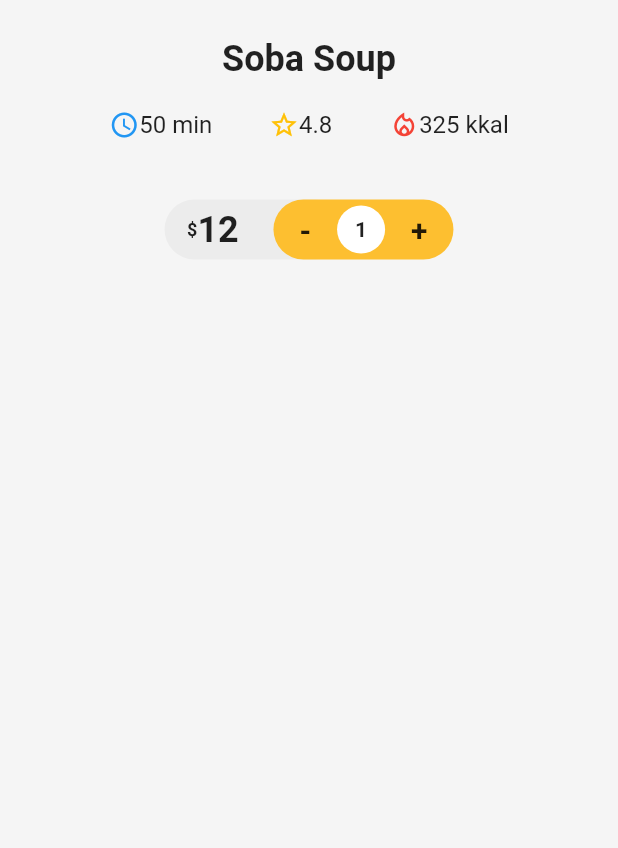
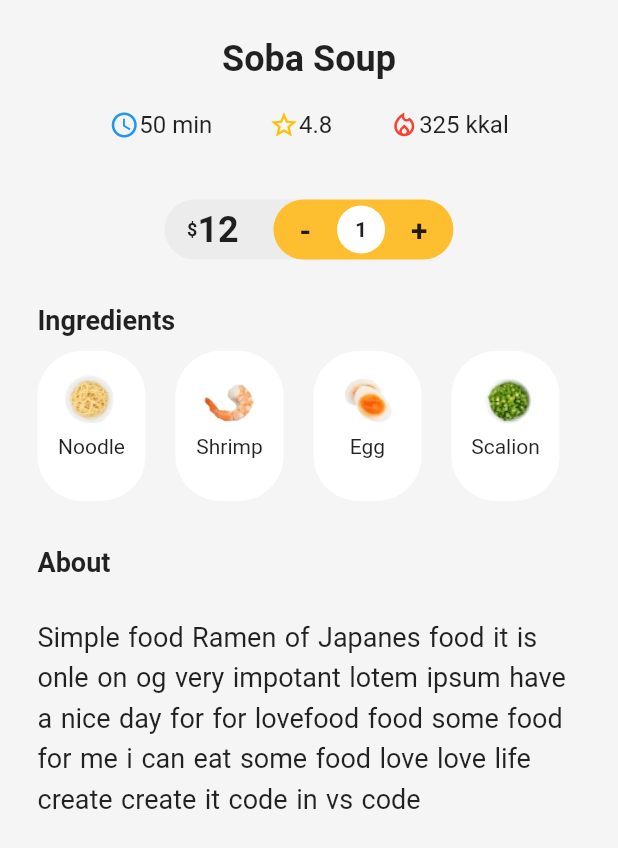
Before and after one commit to zharkynai13/Food-App-UI, a Flutter app: the FoodDetail widget shown alone on an empty page, opened directly with sample values from the repository, on a phone screen of 412 x 824 dp. Shown: the top 848 px of the screen. Run offline on Flutter 3.47's test engine with Material 2 defaults, Android fonts, the phone set to English and light mode, and no system bars; our stand-ins replace smooth_page_indicator.

Commit message:
add last changes 19.04

```diff
--- a/lib/details/widget/food_dateil.dart
+++ b/lib/details/widget/food_dateil.dart
@@ -39,6 +39,53 @@ class FoodDetail extends StatelessWidget {
             ),
              const SizedBox(height: 20,),
             FoodQuantity(food: food,),
+            const SizedBox(height: 30,),
+            Row(
+              children: const[
+                Text("Ingredients", style: TextStyle(
+                  fontWeight: FontWeight.bold,
+                  fontSize: 18
+                ),)
+              ],
+            ),
+             const SizedBox(height: 10,),
+            Container(
+              height: 100,
+              child: ListView.separated(
+                scrollDirection: Axis.horizontal,
+                itemBuilder: (context, index) =>  Container(
+                  padding: EdgeInsets.all(10),
+                  decoration: BoxDecoration(
+                    color: Colors.white,
+                    borderRadius: BorderRadius.circular(30),
+                  ),
+                  child: Column(
+                    children: [
+                      Image.asset(food.ingridients[index].values.first,width: 52,),
+                      Text(food.ingridients[index].keys.first),
+                    ],
+                  ),
+                ),
+                separatorBuilder: (_, index) => const SizedBox(width: 20,),
+                itemCount: food.ingridients.length),
+            ),
+            const SizedBox(height: 30,),
+            Row(
+              children: const[
+                Text("About", style:
+                TextStyle(
+                  fontWeight: FontWeight.bold,
+                  fontSize: 18,
+                ),)
+              ],
+            ),
+            const SizedBox(height: 25,),
+            Text(food.about, style: const TextStyle(
+              fontSize: 18,
+              height: 1.5,
+              wordSpacing: 1.2,
+            ),),
+            const Padding(padding: EdgeInsets.all(40))
           ],
       ),
     );
--- a/lib/models/food.dart
+++ b/lib/models/food.dart
@@ -51,7 +51,8 @@ class Food {
       'Scalion': 'assets/ingre4.png',
     },
      ],
-      'Simple food Ramen of Japanes food it is onle on og very impotant ',
+      'Simple food Ramen of Japanes food it is onle on og very impotant lotem ipsum have a nice day for for love'
+      'food food some food for me i can eat some food love love life create create it code in vs code ',
        hightLight: true,
      ),
 
@@ -79,7 +80,8 @@ class Food {
       'Egg': 'assets/ingre4.png',
     },
      ],
-      'Simple food Ramen of Japanes food it is onle on og very impotant ',
+      'Simple food Ramen of Japanes food it is onle on og very impotant Enjoy the delicious flavor of our Cook-in-Bag entrées with no prep and minimal cleanup.'
+      'Enjoy the delicious flavor of our Cook-in-Bag entrées with no prep and minimal cleanup.',
       ),
     Food("assets/dish3.png",
      'No2 in Sales',
@@ -138,7 +140,10 @@ class Food {
       'Scalion': 'assets/ingre4.png',
     },
      ],
-      'Simple food Ramen of Japanes food it is onle on og very impotant ',
+      'Simple food Ramen of Japanes food it is onle on og very impotant ,'
+      'Enjoy the delicious flavor of our Cook-in-Bag entrées with no prep and minimal cleanup.'
+      'Enjoy the delicious flavor of our Cook-in-Bag entrées with no prep and minimal cleanup.'
+      'Enjoy the delicious flavor of our Cook-in-Bag entrées with no prep and minimal cleanup.',
       hightLight: true,
      ),
      ];
```
Also changed, not shown: lib/details/detail.dart (+31 -0 lines), lib/screens/home/widget/food_list.dart (+5 -5 lines).
